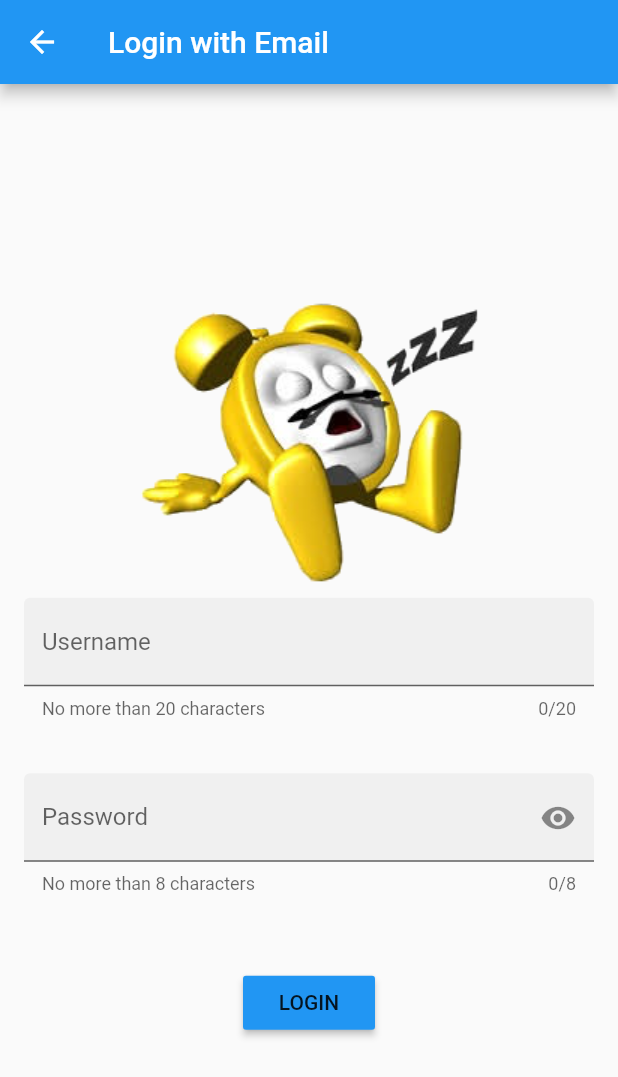
After one commit to donwardpeng/mysnooze, a Flutter app: the screen it shows after launch, after a tap on "I already have an email account", on a phone screen of 412 x 824 dp. The commit adds this screen. Shown: the top 1077 px of the screen. Run offline on Flutter 3.47's test engine with Material 2 defaults, Android fonts, the phone set to English and light mode, and no system bars; our stand-ins replace firebase_analytics, firebase_auth, firebase_messaging, google_sign_in; missing offline and left inert: flutter_auth_buttons; accounts and stored records are empty; network calls fail.

Commit message:
Added Sign In with Google/Facebook buttons to the Login page. Hooked up the Sign In with Google button and it works on Android. Moved the Email Login to a new page.

```diff
--- a/lib/main.dart
+++ b/lib/main.dart
@@ -1,4 +1,5 @@
 import 'package:flutter/material.dart';
+
 // import 'package:flutter/rendering.dart';
 import 'package:firebase_analytics/firebase_analytics.dart';
 import 'package:firebase_analytics/observer.dart';
@@ -27,11 +28,10 @@ class MyApp extends StatelessWidget {
           brightness: Brightness.light,
           primarySwatch: Colors.blue,
           accentColor: Colors.indigo),
-      home: SignInPage()
-//      LoginScreen(analytics: analytics, observer: observer),
-//      navigatorObservers: [
-//        FirebaseAnalyticsObserver(analytics: analytics),
-//      ],
+      home: LoginScreen(analytics: analytics, observer: observer),
+      navigatorObservers: [
+        FirebaseAnalyticsObserver(analytics: analytics),
+      ],
     );
   }
 }
--- a/lib/pages/login.dart
+++ b/lib/pages/login.dart
@@ -4,13 +4,15 @@ import 'package:firebase_analytics/observer.dart';
 import 'package:firebase_auth/firebase_auth.dart';
 import 'dart:async';
 
-
-import './mainpage.dart';
-import '../widgets/password_input.dart';
+import 'package:google_sign_in/google_sign_in.dart';
+import 'package:flutter_auth_buttons/flutter_auth_buttons.dart';
+import './loginwithemail.dart';
 
 class LoginScreen extends StatelessWidget {
   final FirebaseAnalytics analytics;
   final FirebaseAnalyticsObserver observer;
+  final FirebaseAuth _auth = FirebaseAuth.instance;
+  final GoogleSignIn _googleSignIn = GoogleSignIn();
 
   LoginScreen({this.analytics, this.observer});
 
@@ -28,6 +30,7 @@ class LoginScreen extends StatelessWidget {
     return Scaffold(
         appBar: AppBar(title: Text('Login Screen')),
         body: Container(
+          width: MediaQuery.of(context).size.width,
           padding: EdgeInsets.all(16.0),
           child: Column(
               crossAxisAlignment: CrossAxisAlignment.center,
@@ -38,30 +41,69 @@ class LoginScreen extends StatelessWidget {
                   child: Image.asset('assets/snooze.png'),
                 ),
                 Padding(
-                  padding: EdgeInsets.fromLTRB(0.0, 0.0, 0.0, 48.0),
-                ),
-                Row(children: <Widget>[Text('Username')]),
-                TextField(decoration: InputDecoration(hintText: 'Username')),
-                Padding(
-                  padding: EdgeInsets.fromLTRB(0.0, 0.0, 0.0, 36.0),
-                ),
-                Row(children: <Widget>[
-                  Text('Password'),
-                ]),
-                PasswordInput(),
-                Padding(
-                  padding: EdgeInsets.fromLTRB(0.0, 0.0, 0.0, 48.0),
+                  padding: EdgeInsets.fromLTRB(0.0, 0.0, 0.0, 32.0),
                 ),
                 RaisedButton(
-                    child: Text('LOGIN'),
+                    child: Text('I already have an email account'),
                     color: Theme.of(context).primaryColor,
+                    textColor: Colors.white,
                     onPressed: () {
                       Navigator.push(
                           context,
                           MaterialPageRoute(
-                              builder: (BuildContext context) => MainPage(analytics: analytics, observer: observer,)));
+                              builder: (BuildContext context) =>
+                                  LoginWithEmailPage(
+                                    analytics: analytics,
+                                    observer: observer,
+                                  )));
                     }),
+                Padding(
+                  padding: EdgeInsets.all(8.0),
+                ),
+                GoogleSignInButton(onPressed: () {
+                  _signInWithGoogle();
+                }),
+                Padding(
+                  padding: EdgeInsets.all(8.0),
+                ),
+                FacebookSignInButton(onPressed: () {}),
+                Padding(
+                  padding: EdgeInsets.all(8.0),
+                ),
+                Text(
+                  'Sign in anonomously',
+                ),
+                Padding(
+                  padding: EdgeInsets.all(8.0),
+                ),
+                Text('Create an account'),
               ]),
         ));
   }
+
+  void _signInWithGoogle() async {
+    final GoogleSignInAccount googleUser = await _googleSignIn.signIn();
+    final GoogleSignInAuthentication googleAuth =
+        await googleUser.authentication;
+    final AuthCredential credential = GoogleAuthProvider.getCredential(
+      accessToken: googleAuth.accessToken,
+      idToken: googleAuth.idToken,
+    );
+    final FirebaseUser user = await _auth.signInWithCredential(credential);
+    assert(user.email != null);
+    assert(user.displayName != null);
+    assert(!user.isAnonymous);
+    assert(await user.getIdToken() != null);
+
+    final FirebaseUser currentUser = await _auth.currentUser();
+    assert(user.uid == currentUser.uid);
+//    setState(() {
+//      if (user != null) {
+//        _success = true;
+//        _userID = user.uid;
+//      } else {
+//        _success = false;
+//      }
+//    });
+  }
 }
--- /dev/null
+++ b/lib/pages/loginwithemail.dart
@@ -0,0 +1,71 @@
+import 'package:flutter/material.dart';
+
+import '../widgets/password_input.dart';
+import './mainpage.dart';
+import 'package:firebase_analytics/firebase_analytics.dart';
+import 'package:firebase_analytics/observer.dart';
+
+class LoginWithEmailPage extends StatelessWidget {
+  final FirebaseAnalytics analytics;
+  final FirebaseAnalyticsObserver observer;
+
+  LoginWithEmailPage({this.analytics, this.observer});
+
+  Future<void> _setAnalyticsCurrentScreen() async {
+    await analytics.setCurrentScreen(
+      screenName: 'Login Screen',
+      screenClassOverride: 'Login',
+    );
+    print('Analytics: setCurrentScreen done');
+  }
+
+  @override
+  Widget build(BuildContext context) {
+    _setAnalyticsCurrentScreen();
+    return Scaffold(
+        appBar: AppBar(title: Text('Login with Email')),
+        body: Container(
+            padding: EdgeInsets.all(16.0),
+            child: Column(
+                crossAxisAlignment: CrossAxisAlignment.center,
+                mainAxisAlignment: MainAxisAlignment.center,
+                children: <Widget>[
+                  Hero(
+                    tag: 'SnoozeImage',
+                    child: Image.asset('assets/snooze.png'),
+                  ),
+                  Padding(
+                    padding: EdgeInsets.fromLTRB(0.0, 0.0, 0.0, 0.0),
+                  ),
+                  TextFormField(
+                    maxLength: 20,
+                    decoration: InputDecoration(
+                      border: const UnderlineInputBorder(),
+                      helperText: 'No more than 20 characters',
+                      filled: true,
+                      hintText: '',
+                      labelText: 'Username',
+                    ),
+                  ),
+                  Padding(
+                    padding: EdgeInsets.fromLTRB(0.0, 0.0, 0.0, 36.0),
+                  ),
+                  PasswordInput(),
+                  Padding(
+                    padding: EdgeInsets.fromLTRB(0.0, 0.0, 0.0, 48.0),
+                  ),
+                  RaisedButton(
+                      child: Text('LOGIN'),
+                      color: Theme.of(context).primaryColor,
+                      onPressed: () {
+                        Navigator.push(
+                            context,
+                            MaterialPageRoute(
+                                builder: (BuildContext context) => MainPage(
+                                      analytics: analytics,
+                                      observer: observer,
+                                    )));
+                      })
+                ])));
+  }
+}
--- a/lib/widgets/password_input.dart
+++ b/lib/widgets/password_input.dart
@@ -1,4 +1,5 @@
 import 'package:flutter/material.dart';
+import 'package:flutter/gestures.dart' show DragStartBehavior;
 
 class PasswordInput extends StatefulWidget {
   @override
@@ -18,18 +19,27 @@ class StatefulPasswordInput extends State<PasswordInput> {
 
   @override
   Widget build(BuildContext context) {
-    return Row(children: <Widget>[
-      Expanded(
-          child: TextField(
-        decoration: InputDecoration(hintText: 'Password'),
-        obscureText: obscurePassword,
-      )),
-      IconButton(
-        icon: Icon(obscurePassword ? Icons.visibility : Icons.visibility_off),
-        onPressed: () {
-          updatePasswordVisibility();
-        },
+    return TextFormField(
+      obscureText: obscurePassword,
+      maxLength: 8,
+      decoration: InputDecoration(
+        border: const UnderlineInputBorder(),
+        filled: true,
+        hintText: '',
+        labelText: 'Password',
+        helperText: 'No more than 8 characters',
+        suffixIcon: GestureDetector(
+          dragStartBehavior: DragStartBehavior.down,
+          onTap: () {
+            setState(() {
+              obscurePassword = !obscurePassword;
+            });
+          },
+          child: Icon(obscurePassword ? Icons.visibility : Icons.visibility_off,
+              semanticLabel:
+                  obscurePassword ? 'show password' : 'hide password'),
+        ),
       ),
-    ]);
+    );
   }
 }
--- a/pubspec.yaml
+++ b/pubspec.yaml
@@ -26,6 +26,7 @@ dependencies:
   rxdart: ^0.21.0
   google_sign_in: ^4.0.1+1
   firebase_auth: ^0.8.3
+  flutter_auth_buttons: ^0.3.1
 
   # The following adds the Cupertino Icons font to your application.
   # Use with the CupertinoIcons class for iOS style icons.
```
Also changed, not shown: pubspec.lock, 2 other files.
